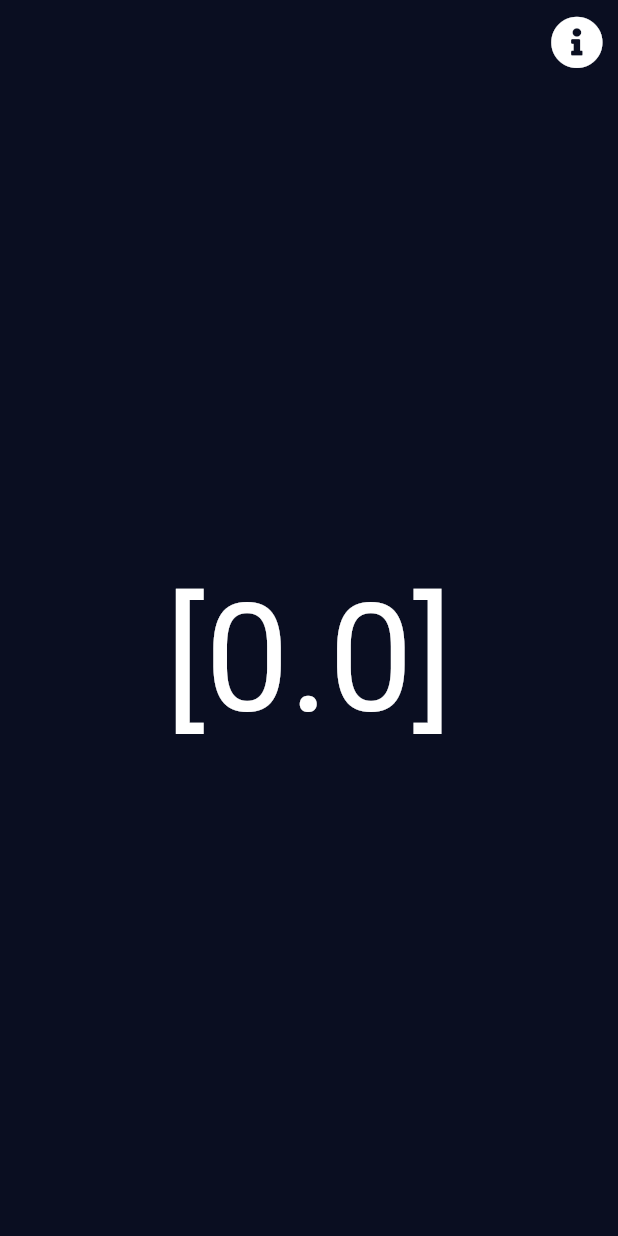
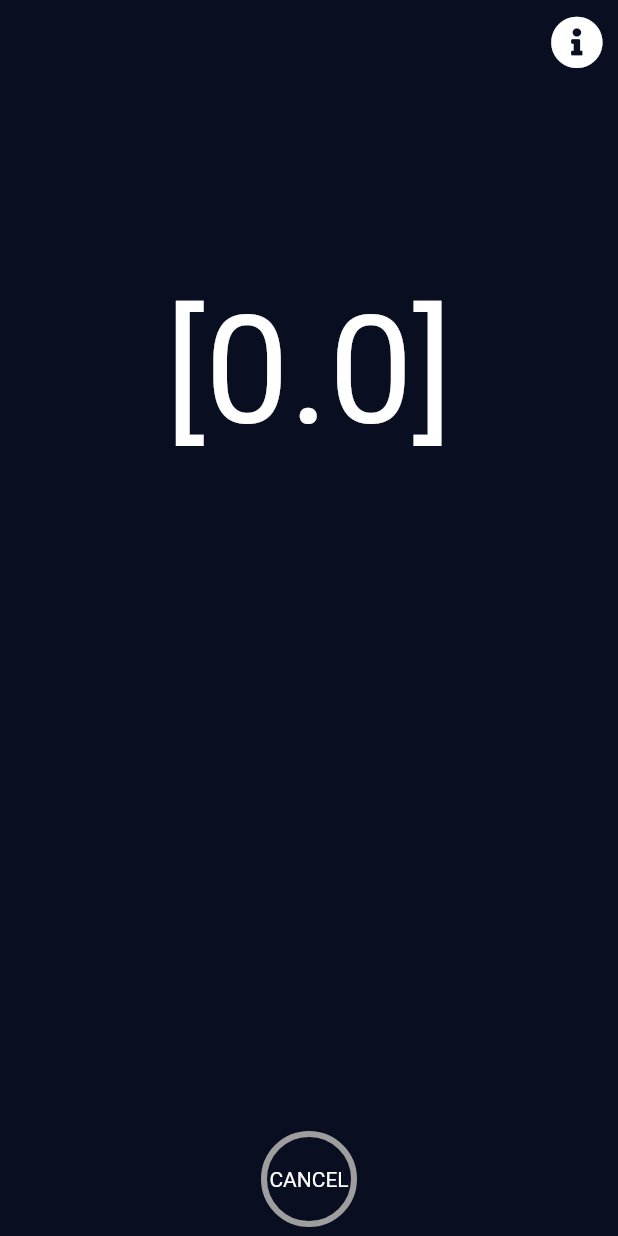
Before and after one commit to Nhesneil/cpr_app_project, a Flutter app: the screen it shows after launch, on a phone screen of 412 x 824 dp. Run offline on Flutter 3.47's test engine with Material 2 defaults, Android fonts, the phone set to English and light mode, and no system bars; our stand-ins replace audioplayers, font_awesome_flutter, sensors_plus.

Commit message:
Implemented a cancel for the metronome

```diff
--- /dev/null
+++ b/lib/Cancel_button.dart
@@ -0,0 +1,71 @@
+import 'package:flutter/material.dart';
+import 'main.dart';
+
+const double height=60.0;
+const double width=60.0;
+
+class LoadingButton extends StatefulWidget {
+  @override
+  LoadingButtonState createState() => LoadingButtonState();
+}
+
+class LoadingButtonState extends State<LoadingButton>
+    with SingleTickerProviderStateMixin {
+  late AnimationController controller;
+
+  @override
+  void initState() {
+    super.initState();
+
+    controller =
+        AnimationController(vsync: this, duration: Duration(seconds: 1));
+    controller.addListener(() {
+      setState(() {});
+    });
+  }
+
+  @override
+  Widget build(BuildContext context) {
+    return GestureDetector(
+      onTapDown: (_) => controller.forward(),
+      onTapUp: (_) {
+        if (controller.status == AnimationStatus.forward) {
+          controller.reverse();
+
+        }
+        if(controller.value==1){
+          controller.reset();
+          number=0;
+          pausenumber=0;
+          timenumber=1;
+
+        }
+      },
+      child: Padding(
+        padding: const EdgeInsets.all(8.0),
+        child: Stack(
+          alignment: Alignment.center,
+          children: <Widget>[
+            const SizedBox(
+              height: height,
+              width: width,
+              child: CircularProgressIndicator(
+                value: 1.0,
+                valueColor: AlwaysStoppedAnimation<Color>(Colors.grey),
+              ),
+            ),
+            SizedBox(
+              height: height,
+              width: width,
+              child: CircularProgressIndicator(
+                value: controller.value,
+                valueColor: const AlwaysStoppedAnimation<Color>(Colors.blue),
+              ),
+            ),
+            const Text('CANCEL'),
+          ],
+        ),
+      ),
+    );
+  }
+}
--- a/lib/main.dart
+++ b/lib/main.dart
@@ -1,4 +1,5 @@
 import 'dart:async';
+import 'package:accelerometer/Cancel_button.dart';
 import 'package:accelerometer/Info_page.dart';
 import 'package:flutter/cupertino.dart';
 import 'package:flutter/material.dart';
@@ -6,11 +7,20 @@ import 'package:sensors_plus/sensors_plus.dart';
 //import 'package:async/async.dart';
 import 'package:font_awesome_flutter/font_awesome_flutter.dart';
 import 'package:audioplayers/audioplayers.dart';
+import 'Cancel_button.dart';
 
 const double threshold = 2;
 int number=0;
 int pausenumber=0;
+int timenumber=0;
+int number_a=0;
+int pausenumber_a=0;
+
+
+
 const length = Duration(milliseconds:500);
+const length_accel = Duration(milliseconds:5);
+const length_accel1 = Duration(milliseconds:5000);
 
 void main() {
   runApp(MyApp());
@@ -45,7 +55,9 @@ class _MyHomePageState extends State<MyHomePage> {
       _accelerometerValues; // question mark means that value can be null
   List<double> _userAccelerometerValues = [
     0
-  ]; //.... means you dont need to initialize it
+  ];
+  List  <double> userAccelerometerValues_1=[];
+
   final _streamSubscriptions = <StreamSubscription<dynamic>>[];
   //
   // Color backGround = Colors.red; //starting value, can be declared instead class
@@ -117,6 +129,18 @@ class _MyHomePageState extends State<MyHomePage> {
                 ),
               ),
             ),
+            Expanded(child: Align(
+              alignment: FractionalOffset.bottomCenter,
+              child: LoadingButton(),
+              // child: MaterialButton(
+              //   child: Text(
+              //     'CANCEL'
+              //   ),
+              //   onPressed: (){
+              //     timenumber=1;
+              //   },
+              // )
+            ))
           ],
         ),
       ),
@@ -136,13 +160,34 @@ class _MyHomePageState extends State<MyHomePage> {
     super.initState();
     _streamSubscriptions.add(
       userAccelerometerEvents.listen(
-        (UserAccelerometerEvent event) {
+        (UserAccelerometerEvent event) async{
           setState(() {
             _userAccelerometerValues = <double>[event.y];
-            if (event.y>threshold){
-              number=1;
-            }
+
           });
+          if (event.y>threshold){
+            timenumber=0;
+            number=1;
+            number_a=1;
+          }
+          // Timer.periodic(length_accel, (Timer t)
+          // {
+          //   //print('timer1');
+          //   if (number_a==1){
+          //     //print('timer2');
+          //     //print('pausenumber: $pausenumber');
+          //     if(pausenumber_a==0){
+          //       // print('timer3');
+          //       Timer.periodic(length_accel1, (Timer t)// to initialize once only
+          //       {
+          //         //  print('timer4');
+          //         userAccelerometerValues_1.add(event.y);
+          //         print(userAccelerometerValues_1);
+          //       });
+          //     }
+          //     pausenumber_a=1;
+          //   }
+          // });
         },
       ),
     );
@@ -154,8 +199,13 @@ class _MyHomePageState extends State<MyHomePage> {
         //print('pausenumber: $pausenumber');
         if(pausenumber==0){
          // print('timer3');
-          Timer.periodic(length, (Timer t)
+
+          Timer.periodic(length, (Timer t)// to initialize once only
           {
+            if(timenumber==1){
+              t.cancel();
+            }
+
          //  print('timer4');
             final player = AudioCache();
             player.play('beep-3.wav');
```
